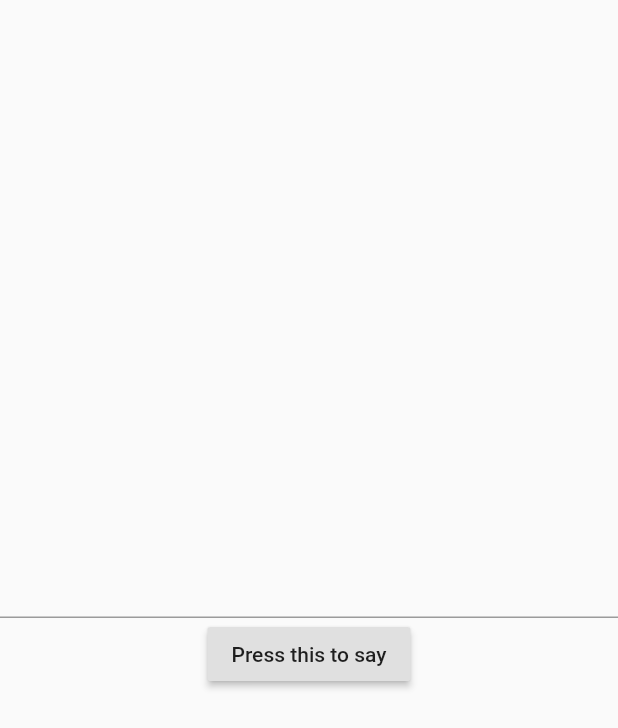
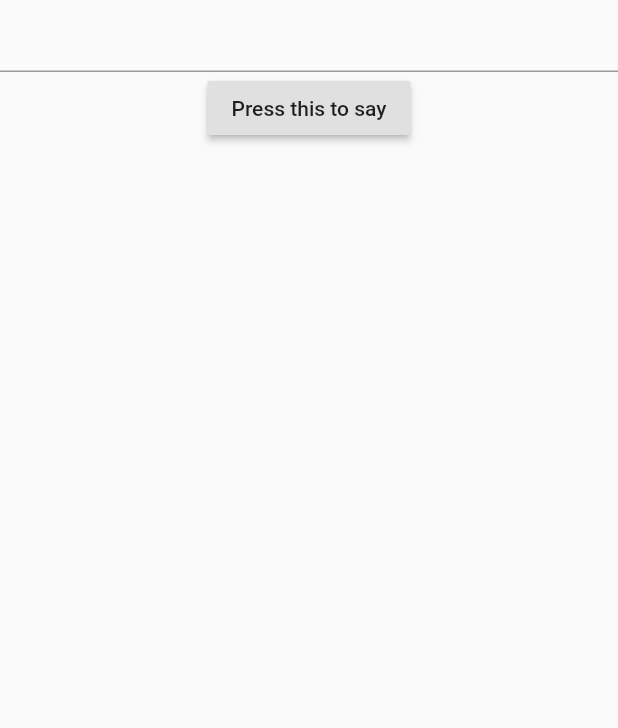
Before and after one commit to ssharanyab/BOLO, a Flutter app: the TexttoSpeech widget shown alone on an empty page, opened directly, on a phone screen of 412 x 824 dp. Shown: the top 728 px of the screen. Run offline on Flutter 3.47's test engine with Material 2 defaults, Android fonts, the light colour scheme and no system bars; our stand-ins replace flutter_tts.

```diff
--- /dev/null
+++ b/lib/texttospeech.dart
@@ -0,0 +1,27 @@
+import 'package:flutter_tts/flutter_tts.dart';
+import 'package:flutter/material.dart';
+
+class TexttoSpeech extends StatelessWidget {
+  final FlutterTts flutterTts = FlutterTts();
+
+  @override
+  Widget build(BuildContext context) {
+    TextEditingController textEditingController = TextEditingController();
+    Future speak(String text) async {
+      await flutterTts.speak(text);
+    }
+    return Material(
+      child: Column(
+        mainAxisSize: MainAxisSize.min,
+        children: <Widget>[
+          TextFormField(
+            controller: textEditingController,
+          ),
+          RaisedButton(
+        child: Text('Press this to say'),
+        onPressed: ()=> speak(textEditingController.text)),
+        ],)
+
+    );
+  }
+}
```
Also changed, not shown: lib/main.dart (+37 -48 lines), lib/speechtotext.dart (added, +10 -0 lines).
